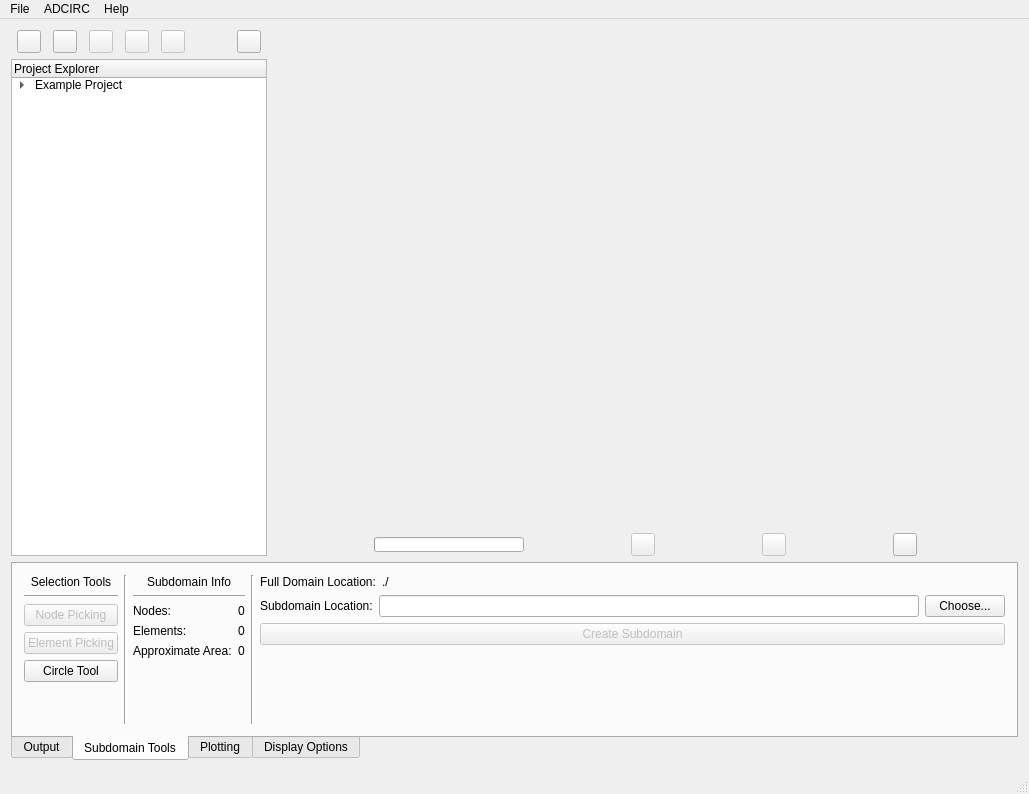
Above: MainWindow.ui from atdyer/adcircSubdomainTool before the change. Below: the same form after it.
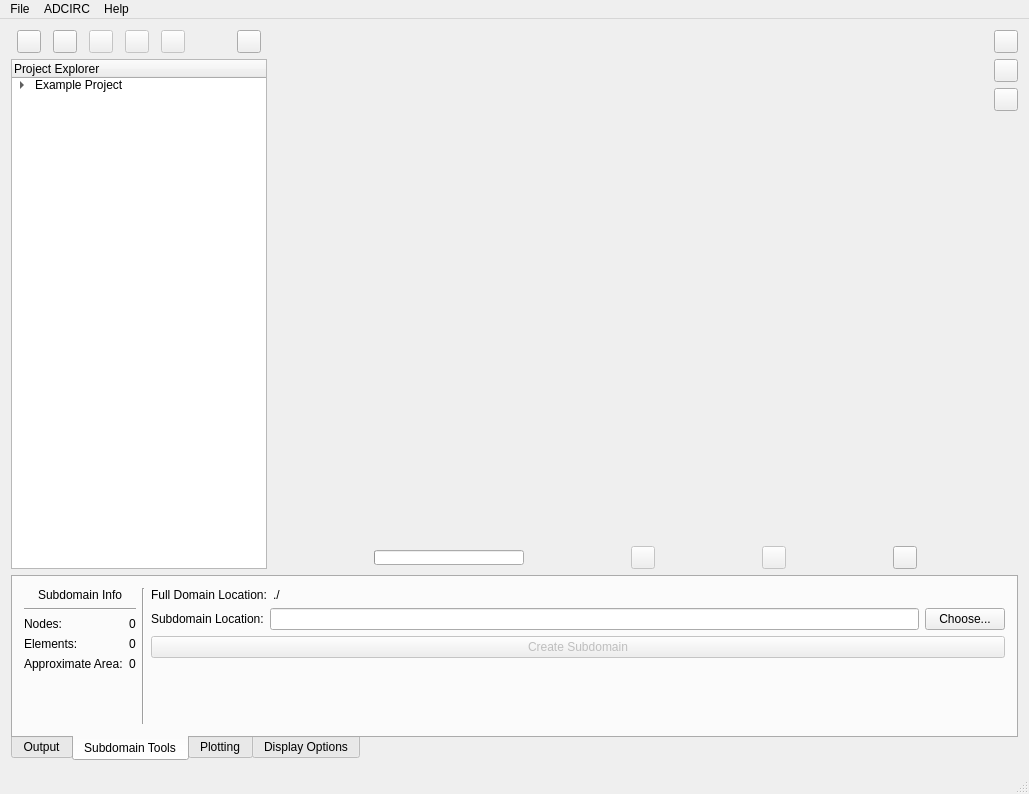
That is the form after the change. The open tabs and pages were chosen to show the change. Icons and pictures are not drawn. Custom widgets are drawn as their Qt base class.

Commit message: Created new toolbar for selection tools and created some icons

Patch:
```diff
--- a/MainWindow.ui
+++ b/MainWindow.ui
@@ -315,14 +315,86 @@
       <item>
        <layout class="QVBoxLayout" name="GLLayout">
         <item>
-         <widget class="OpenGLPanel" name="GLPanel" native="true">
-          <property name="sizePolicy">
-           <sizepolicy hsizetype="Expanding" vsizetype="Expanding">
-            <horstretch>0</horstretch>
-            <verstretch>0</verstretch>
-           </sizepolicy>
-          </property>
-         </widget>
+         <layout class="QHBoxLayout" name="ToolAndPanelLayout">
+          <item>
+           <widget class="OpenGLPanel" name="GLPanel" native="true">
+            <property name="sizePolicy">
+             <sizepolicy hsizetype="Expanding" vsizetype="Expanding">
+              <horstretch>0</horstretch>
+              <verstretch>0</verstretch>
+             </sizepolicy>
+            </property>
+           </widget>
+          </item>
+          <item>
+           <layout class="QVBoxLayout" name="SelectionToolsLayout">
+            <item>
+             <widget class="QToolButton" name="selectNodeSingle">
+              <property name="text">
+               <string/>
+              </property>
+              <property name="icon">
+               <iconset resource="icons.qrc">
+                <normaloff>:/icons/images/icons/16_16/cursor.png</normaloff>:/icons/images/icons/16_16/cursor.png</iconset>
+              </property>
+             </widget>
+            </item>
+            <item>
+             <widget class="QToolButton" name="selectNodesCircle">
+              <property name="toolTip">
+               <string>Select nodes by drawing a circle</string>
+              </property>
+              <property name="statusTip">
+               <string>Select nodes by drawing a circle</string>
+              </property>
+              <property name="whatsThis">
+               <string>Select nodes by drawing a circle</string>
+              </property>
+              <property name="text">
+               <string/>
+              </property>
+              <property name="icon">
+               <iconset resource="icons.qrc">
+                <normaloff>:/icons/images/icons/16_16/circle.png</normaloff>:/icons/images/icons/16_16/circle.png</iconset>
+              </property>
+             </widget>
+            </item>
+            <item>
+             <widget class="QToolButton" name="selectNodesSquare">
+              <property name="toolTip">
+               <string>Select nodes by drawing a square</string>
+              </property>
+              <property name="statusTip">
+               <string>Select nodes by drawing a square</string>
+              </property>
+              <property name="whatsThis">
+               <string>Select nodes by drawing a square</string>
+              </property>
+              <property name="text">
+               <string/>
+              </property>
+              <property name="icon">
+               <iconset resource="icons.qrc">
+                <normaloff>:/icons/images/icons/16_16/square.png</normaloff>:/icons/images/icons/16_16/square.png</iconset>
+              </property>
+             </widget>
+            </item>
+            <item>
+             <spacer name="verticalSpacer_4">
+              <property name="orientation">
+               <enum>Qt::Vertical</enum>
+              </property>
+              <property name="sizeHint" stdset="0">
+               <size>
+                <width>20</width>
+                <height>40</height>
+               </size>
+              </property>
+             </spacer>
+            </item>
+           </layout>
+          </item>
+         </layout>
         </item>
         <item>
          <layout class="QHBoxLayout" name="GLPanelStatusLayout">
@@ -477,74 +549,6 @@
         <string>Subdomain Tools</string>
        </attribute>
        <layout class="QHBoxLayout" name="horizontalLayout_2">
-        <item>
-         <layout class="QVBoxLayout" name="verticalLayout_3">
-          <item>
-           <widget class="QLabel" name="label_2">
-            <property name="text">
-             <string>Selection Tools</string>
-            </property>
-            <property name="alignment">
-             <set>Qt::AlignCenter</set>
-            </property>
-           </widget>
-          </item>
-          <item>
-           <widget class="Line" name="line">
-            <property name="orientation">
-             <enum>Qt::Horizontal</enum>
-            </property>
-           </widget>
-          </item>
-          <item>
-           <widget class="QPushButton" name="subNodePickingButton">
-            <property name="enabled">
-             <bool>false</bool>
-            </property>
-            <property name="text">
-             <string>Node Picking</string>
-            </property>
-           </widget>
-          </item>
-          <item>
-           <widget class="QPushButton" name="subElementPickingButton">
-            <property name="enabled">
-             <bool>false</bool>
-            </property>
-            <property name="text">
-             <string>Element Picking</string>
-            </property>
-           </widget>
-          </item>
-          <item>
-           <widget class="QPushButton" name="subCirclePickingButton">
-            <property name="text">
-             <string>Circle Tool</string>
-            </property>
-           </widget>
-          </item>
-          <item>
-           <spacer name="verticalSpacer">
-            <property name="orientation">
-             <enum>Qt::Vertical</enum>
-            </property>
-            <property name="sizeHint" stdset="0">
-             <size>
-              <width>20</width>
-              <height>40</height>
-             </size>
-            </property>
-           </spacer>
-          </item>
-         </layout>
-        </item>
-        <item>
-         <widget class="Line" name="line_6">
-          <property name="orientation">
-           <enum>Qt::Vertical</enum>
-          </property>
-         </widget>
-        </item>
         <item>
          <layout class="QVBoxLayout" name="verticalLayout_4">
           <item>
```
Left out of the diff: 6 changed lines with no effect on the pictures. The commit also changes 7 other files.
